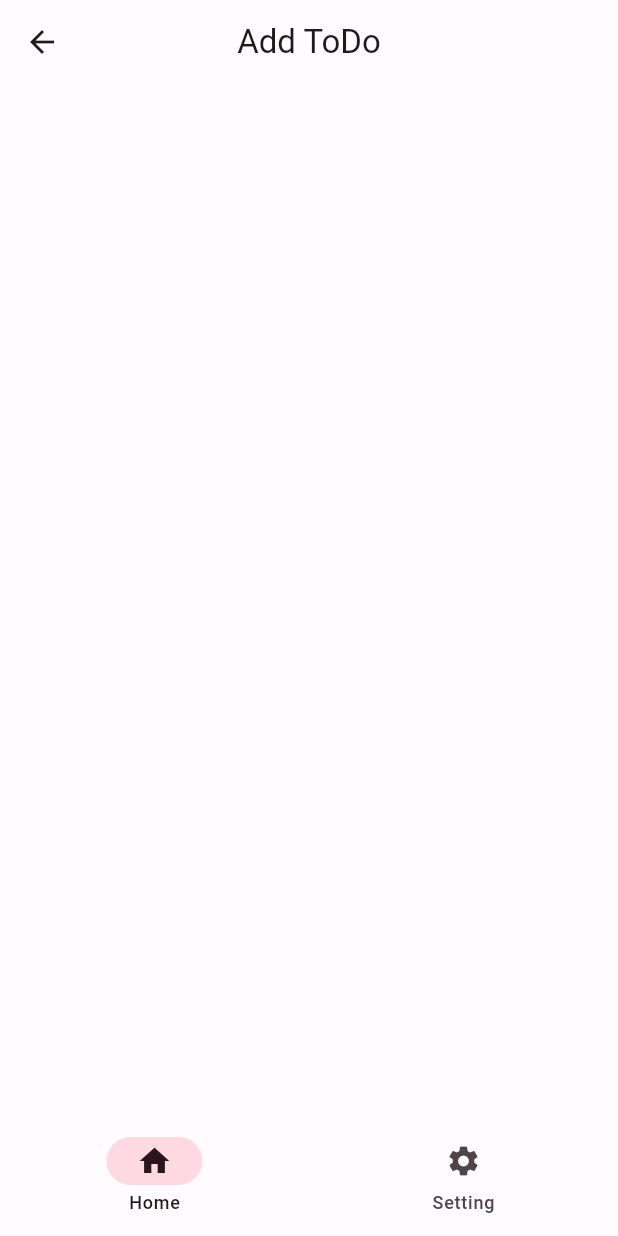
After one commit to rddewan/flutter-clean-architecture-with-cubit, a Flutter app: the screen it shows after launch, after a tap on the "add" icon, on a phone screen of 412 x 824 dp. The commit adds this screen. Run offline on Flutter 3.47's test engine with Material 2 defaults, Android fonts, the phone set to English and light mode, and no system bars; our stand-ins replace equatable, flutter_bloc, freezed_annotation, get_it, go_router.

Commit message:
add todo sub route

```diff
--- a/lib/core/route/go_router_provider.dart
+++ b/lib/core/route/go_router_provider.dart
@@ -4,6 +4,7 @@ import 'package:go_router/go_router.dart';
 import 'package:todo_app/core/route/route_name.dart';
 import 'package:todo_app/features/dashboard/presentation/ui/dashboard_screen.dart';
 import 'package:todo_app/features/setting/presentation/ui/setting_screen.dart';
+import 'package:todo_app/features/todo/presentation/ui/todo_add_screen.dart';
 import 'package:todo_app/features/todo/presentation/ui/todo_screen.dart';
 
 final GlobalKey<NavigatorState> _rootNavigatorKey = GlobalKey(debugLabel: 'root');
@@ -32,6 +33,17 @@ class GoRouterProvider {
                   ),
                 );
               },
+              routes: [
+                GoRoute(
+                  path: 'addToDo',
+                  name: addToDoRoute,
+                  builder: (context, state) {
+                    return ToDoAddScreen(
+                      key: state.pageKey,
+                    );
+                  },
+                ),
+              ]
             ),
 
             GoRoute(
--- a/lib/core/route/route_name.dart
+++ b/lib/core/route/route_name.dart
@@ -2,3 +2,4 @@
 
 const String homeRoute = 'home';
 const String settingRoute = 'setting';
+const String addToDoRoute = 'addToDo';
--- /dev/null
+++ b/lib/features/todo/presentation/ui/todo_add_screen.dart
@@ -0,0 +1,30 @@
+
+
+import 'package:flutter/material.dart';
+
+class ToDoAddScreen extends StatefulWidget {
+  const ToDoAddScreen({Key? key}) : super(key: key);
+
+  @override
+  State<ToDoAddScreen> createState() => _ToDoAddScreenState();
+}
+
+class _ToDoAddScreenState extends State<ToDoAddScreen> {
+
+  @override
+  Widget build(BuildContext context) {
+    return Scaffold(
+      appBar: AppBar(
+        title: const Text('Add ToDo'),
+        centerTitle: true,
+      ),
+      body: SingleChildScrollView(
+        child: Form(
+          child: Column(
+            children: [],
+          ),
+        ),
+      ),
+    );
+  }
+}
--- a/lib/features/todo/presentation/ui/todo_screen.dart
+++ b/lib/features/todo/presentation/ui/todo_screen.dart
@@ -1,6 +1,7 @@
 
 
 import 'package:flutter/material.dart';
+import 'package:go_router/go_router.dart';
 
 class ToDoScreen extends StatelessWidget {
   const ToDoScreen({Key? key}) : super(key: key);
@@ -13,6 +14,13 @@ class ToDoScreen extends StatelessWidget {
         centerTitle: true,
       ),
       body: Column(),
+      floatingActionButton: FloatingActionButton.small(
+        heroTag: 'addToDo',
+        onPressed: () {
+          context.push('/addToDo');
+        },
+        child: const Icon(Icons.add),
+      ),
     );
   }
 }
```
